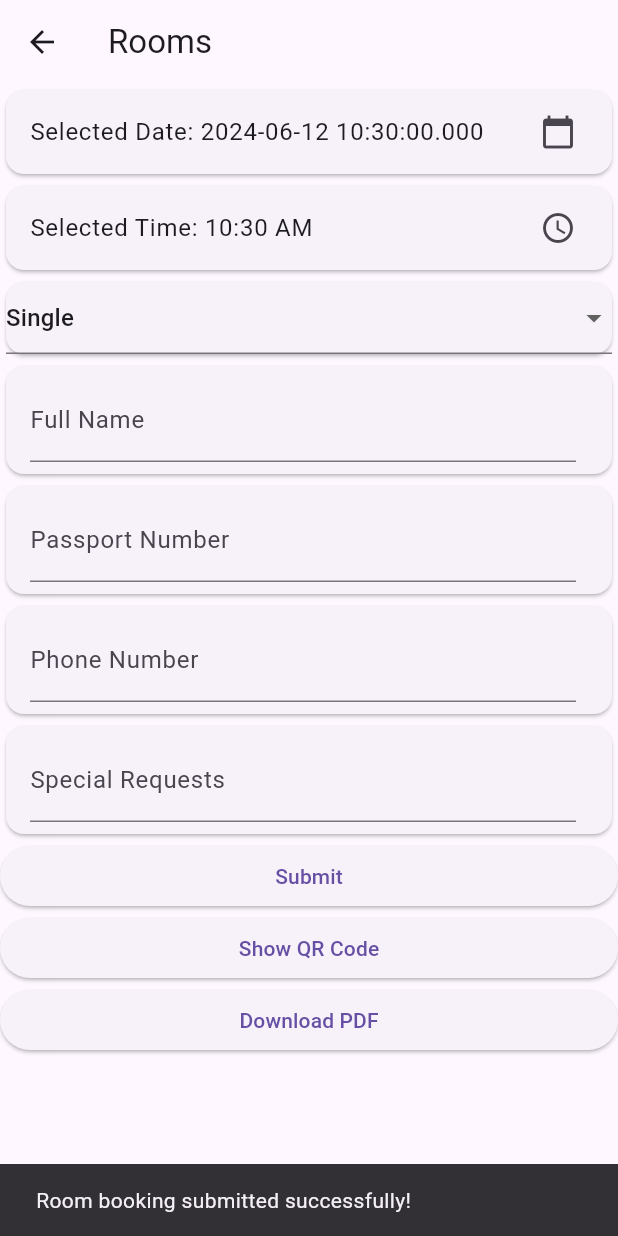
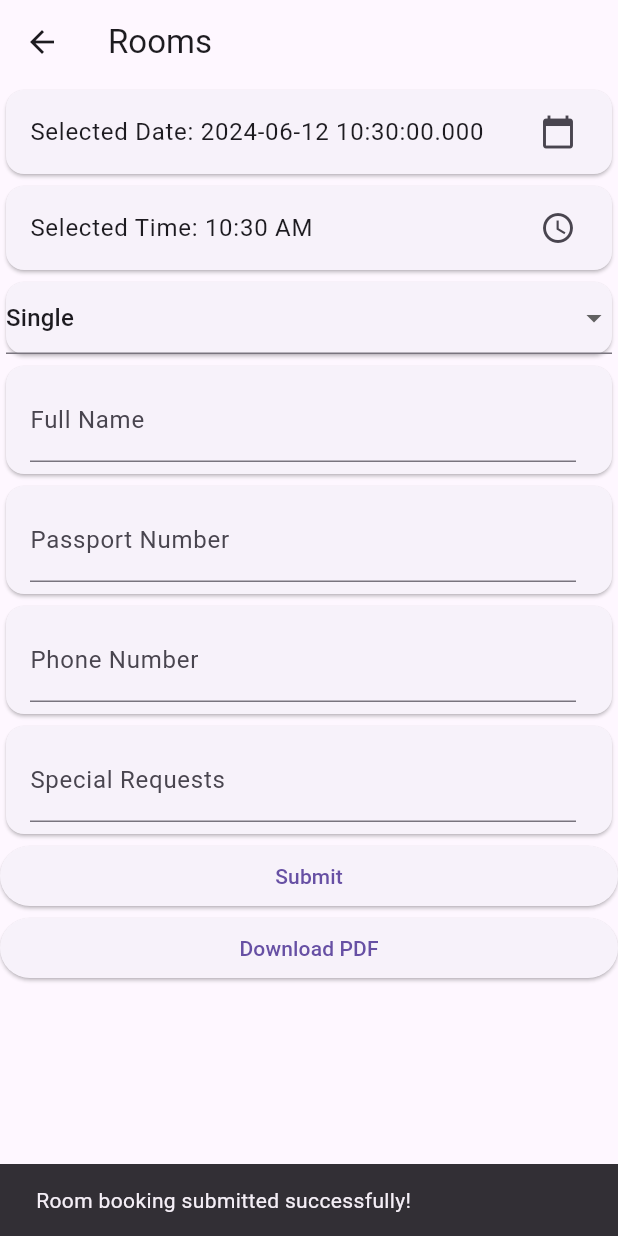
Before and after one commit to FireAmun/Hotel-Reservation-System-Arrow-Tech, a Flutter app: the RoomsPage screen opened directly, after a tap on "Submit", on a phone screen of 412 x 824 dp. Run offline on Flutter 3.47's test engine with Material 3 defaults, Android fonts, the light colour scheme and no system bars; our stand-ins replace cached_network_image, charts_flutter, cloud_firestore, firebase_auth, firebase_core, fluttertoast and 4 more; missing offline and left inert: mailer; accounts and stored records are empty.

Commit message:
fixed qr code issue

```diff
--- a/lib/features/user_auth/presentation/pages/RoomsPage.dart
+++ b/lib/features/user_auth/presentation/pages/RoomsPage.dart
@@ -17,7 +17,6 @@ class _RoomsPageState extends State<RoomsPage> {
   DateTime _selectedDate = DateTime.now();
   TimeOfDay _selectedTime = TimeOfDay.now();
   String _selectedRoomType = 'Single';
-  bool _showQRCode = false; // Added state variable
   bool _reservationMade = false; // Added state variable
   DocumentReference? _reservationRef; // Added to store reservation reference
 
@@ -197,6 +196,7 @@ class _RoomsPageState extends State<RoomsPage> {
                   'passportNumber': _passportNumberController.text,
                   'phoneNumber': _phoneNumberController.text,
                   'specialRequests': _specialRequestsController.text,
+                  'checkedIn': false, // Default to not checked in
                 });
 
                 setState(() {
@@ -244,21 +244,6 @@ class _RoomsPageState extends State<RoomsPage> {
               }
             },
           ),
-          // Button to show/hide QR Code
-          if (_reservationMade) // Only show the button if reservation is made
-            ElevatedButton(
-              child: Text(_showQRCode ? 'Hide QR Code' : 'Show QR Code'),
-              onPressed: () {
-                setState(() {
-                  _showQRCode = !_showQRCode;
-                });
-              },
-            ),
-          // QR Code Image
-          if (_showQRCode)
-            Card(
-              child: Image.asset('lib/features/pics/qr_code.png'),
-            ),
           // Button to download PDF
           if (_reservationMade) // Only show the button if reservation is made
             ElevatedButton(
```
Also changed, not shown: lib/features/user_auth/presentation/pages/ReservationsPage.dart (+18 -5 lines).
